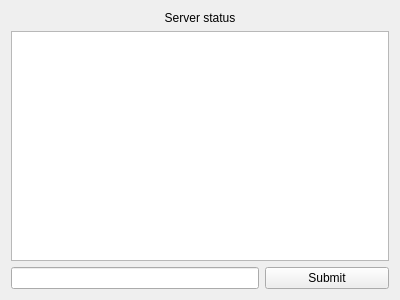
GeekyGamer14/LoE-PrivateServer, file src/widget.ui: the form before one commit.
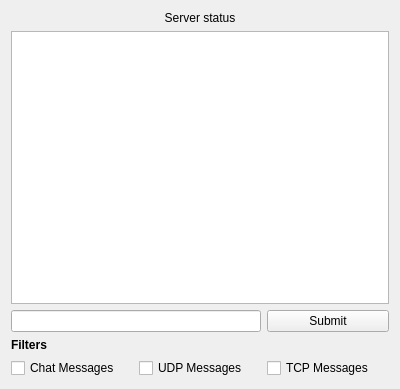
The form after the commit. Icons and pictures are not drawn.

Commit message:
added checkboxes for filters, doesnt work
i'm making them work right now hold on

Patch:
```diff
--- a/src/widget.ui
+++ b/src/widget.ui
@@ -7,7 +7,7 @@
     <x>0</x>
     <y>0</y>
     <width>400</width>
-    <height>300</height>
+    <height>389</height>
    </rect>
   </property>
   <property name="windowTitle">
@@ -18,6 +18,20 @@
     <normaloff>128.png</normaloff>128.png</iconset>
   </property>
   <layout class="QGridLayout" name="gridLayout">
+   <item row="1" column="0" colspan="3">
+    <widget class="QPlainTextEdit" name="log">
+     <property name="readOnly">
+      <bool>true</bool>
+     </property>
+    </widget>
+   </item>
+   <item row="4" column="0">
+    <widget class="QCheckBox" name="chatFilter">
+     <property name="text">
+      <string>Chat Messages</string>
+     </property>
+    </widget>
+   </item>
    <item row="0" column="0" colspan="3">
     <widget class="QLabel" name="status">
      <property name="text">
@@ -45,6 +59,33 @@
      </property>
     </widget>
    </item>
+   <item row="3" column="0">
+    <widget class="QLabel" name="filterText">
+     <property name="font">
+      <font>
+       <weight>75</weight>
+       <bold>true</bold>
+      </font>
+     </property>
+     <property name="text">
+      <string>Filters</string>
+     </property>
+    </widget>
+   </item>
+   <item row="4" column="1">
+    <widget class="QCheckBox" name="udpFilter">
+     <property name="text">
+      <string>UDP Messages</string>
+     </property>
+    </widget>
+   </item>
+   <item row="4" column="2">
+    <widget class="QCheckBox" name="tcpFilter">
+     <property name="text">
+      <string>TCP Messages</string>
+     </property>
+    </widget>
+   </item>
   </layout>
  </widget>
  <layoutdefault spacing="6" margin="11"/>
```
Left out of the diff: 7 changed lines with no effect on the pictures.
